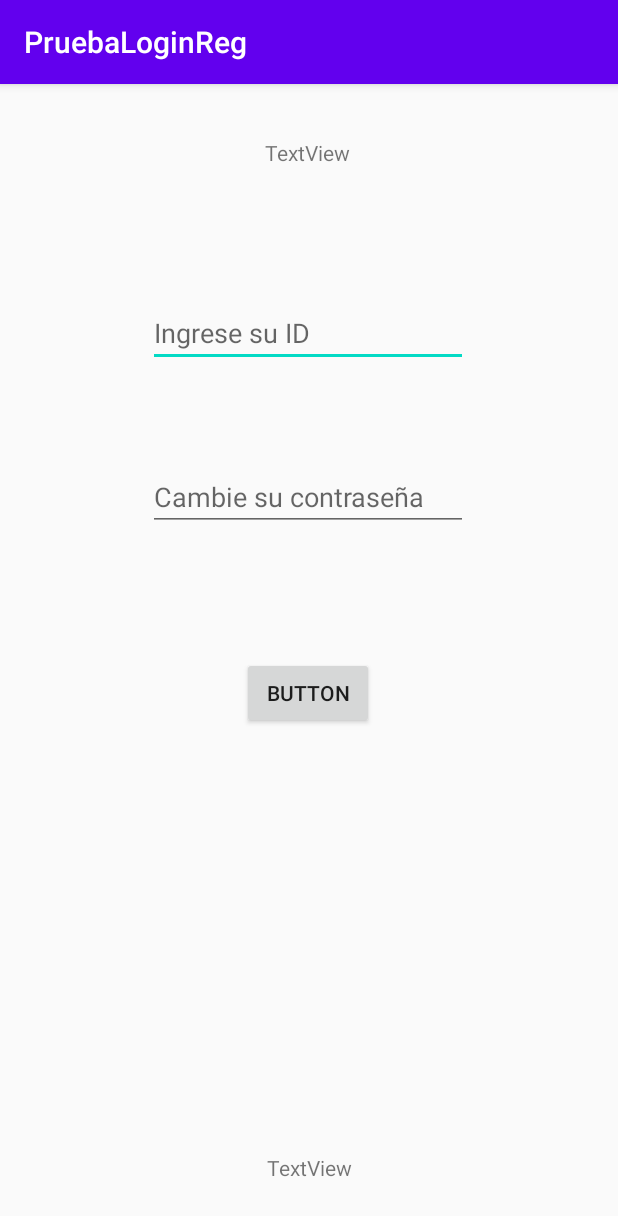
After one commit to abrahamluiss/pruebaLoginyRegistro, an Android app: the CambiasPassActivity screen opened directly, with no data from a screen before it, on a phone screen of 412 x 824 dp. The commit adds this screen. Shown: the top 1216 px of the screen. Run offline under Robolectric (Android 15) with nearby library versions, the phone set to English and light mode, and no system bars.

Commit message:
cambiar de contrasena

```diff
--- a/app/src/main/AndroidManifest.xml
+++ b/app/src/main/AndroidManifest.xml
@@ -12,8 +12,10 @@
         android:roundIcon="@mipmap/ic_launcher_round"
         android:supportsRtl="true"
         android:theme="@style/AppTheme">
-        <activity android:name=".ui.RegistroActivity"></activity>
+        <activity android:name=".ui.CambiarContraActivity"></activity>
+        <activity android:name=".ui.RegistroActivity" />
         <activity android:name=".ui.HomeActivity" />
+        <activity android:name=".ui.CambiasPassActivity" />
         <activity android:name=".ui.MainActivity">
             <intent-filter>
                 <action android:name="android.intent.action.MAIN" />
--- a/app/src/main/java/com/minitwitteres/pruebaloginreg/retrofit/pruebaServicio.java
+++ b/app/src/main/java/com/minitwitteres/pruebaloginreg/retrofit/pruebaServicio.java
@@ -4,6 +4,7 @@ import com.minitwitteres.pruebaloginreg.retrofit.respuesta.RespuestaLogin;
 import com.minitwitteres.pruebaloginreg.retrofit.respuesta.RespuestaRegistro;
 import com.minitwitteres.pruebaloginreg.retrofit.solicitar.SolicitarLogin;
 import com.minitwitteres.pruebaloginreg.retrofit.solicitar.SolicitarRegistro;
+import com.minitwitteres.pruebaloginreg.retrofit.solicitar.SolicitudCambiarPass;
 
 import retrofit2.Call;
 import retrofit2.http.Body;
@@ -18,4 +19,8 @@ public interface pruebaServicio {
     @POST("Usuario/Insert_Usuario.php")
     Call<RespuestaRegistro> doSignUp(@Body SolicitarRegistro solicitarRegistro);
 
+    @POST("Usuario/change_password.php")
+    Call<RespuestaRegistro> doChangePass(@Body SolicitudCambiarPass solicitudCambiarPass);
+
+
 }
--- /dev/null
+++ b/app/src/main/java/com/minitwitteres/pruebaloginreg/ui/CambiasPassActivity.java
@@ -0,0 +1,95 @@
+package com.minitwitteres.pruebaloginreg.ui;
+
+        import androidx.appcompat.app.AppCompatActivity;
+
+        import android.content.Intent;
+        import android.os.Bundle;
+        import android.view.View;
+        import android.widget.Button;
+        import android.widget.EditText;
+        import android.widget.TextView;
+        import android.widget.Toast;
+
+        import com.minitwitteres.pruebaloginreg.R;
+        import com.minitwitteres.pruebaloginreg.retrofit.pruebaClient;
+        import com.minitwitteres.pruebaloginreg.retrofit.pruebaServicio;
+        import com.minitwitteres.pruebaloginreg.retrofit.respuesta.RespuestaRegistro;
+        import com.minitwitteres.pruebaloginreg.retrofit.solicitar.SolicitudCambiarPass;
+
+        import retrofit2.Call;
+        import retrofit2.Callback;
+        import retrofit2.Response;
+
+public class CambiasPassActivity extends AppCompatActivity {
+
+    EditText edtID, edtPass;
+    Button btnCambiarPass;
+    TextView txtIrALogin;
+    pruebaClient _pruebaClient;
+    pruebaServicio _pruebaServicio;
+    @Override
+    protected void onCreate(Bundle savedInstanceState) {
+        super.onCreate(savedInstanceState);
+        setContentView(R.layout.activity_cambias_pass);
+        retrofit();
+        findView();
+        events();
+
+
+    }
+
+    private void findView() {
+        edtID = findViewById(R.id.edtChangeID);
+        edtPass = findViewById(R.id.edtChangePass);
+        btnCambiarPass = findViewById(R.id.btnConfirmarCambioPass);
+        txtIrALogin = findViewById(R.id.txtIrLogin);
+
+    }
+
+    private void retrofit() {
+        _pruebaClient = pruebaClient.getInstance();
+        _pruebaServicio = _pruebaClient.getPruebaServicio();
+
+    }
+    private void events() {
+        btnCambiarPass.setOnClickListener(new View.OnClickListener() {
+            @Override
+            public void onClick(View view) {
+                cambiarPass();
+            }
+        });
+
+    }
+
+    private void cambiarPass() {
+        Integer id = Integer.valueOf(edtID.getText().toString());
+        String pass = edtPass.getText().toString();
+       if(pass.isEmpty()){
+            edtPass.setError("Contraseña requerida");
+        } else {
+            SolicitudCambiarPass solicitudCambiarPass =new SolicitudCambiarPass(id, pass);
+            Call<RespuestaRegistro> call = _pruebaServicio.doChangePass(solicitudCambiarPass);
+            call.enqueue(new Callback<RespuestaRegistro>() {
+                @Override
+                public void onResponse(Call<RespuestaRegistro> call, Response<RespuestaRegistro> response) {
+                    if(response.isSuccessful()){
+                        Toast.makeText(CambiasPassActivity.this, "Sesion iniciada correctamente", Toast.LENGTH_SHORT).show();
+                        Intent i = new Intent(CambiasPassActivity.this, HomeActivity.class);
+                        startActivity(i);
+                        finish();
+                    }else{
+                        Toast.makeText(CambiasPassActivity.this, "Revise sus datos de acceso", Toast.LENGTH_SHORT).show();
+                    }
+                }
+
+                @Override
+                public void onFailure(Call<RespuestaRegistro> call, Throwable t) {
+                    Toast.makeText(CambiasPassActivity.this, "Problemas de conexion", Toast.LENGTH_SHORT).show();
+                }
+            });
+        }
+    }
+
+
+
+}
--- /dev/null
+++ b/app/src/main/res/layout/activity_cambias_pass.xml
@@ -0,0 +1,65 @@
+<?xml version="1.0" encoding="utf-8"?>
+<androidx.constraintlayout.widget.ConstraintLayout xmlns:android="http://schemas.android.com/apk/res/android"
+    xmlns:app="http://schemas.android.com/apk/res-auto"
+    xmlns:tools="http://schemas.android.com/tools"
+    android:layout_width="match_parent"
+    android:layout_height="match_parent"
+    tools:context=".ui.CambiasPassActivity">
+
+    <TextView
+        android:id="@+id/textView4"
+        android:layout_width="wrap_content"
+        android:layout_height="wrap_content"
+        android:layout_marginTop="36dp"
+        android:text="TextView"
+        app:layout_constraintEnd_toEndOf="parent"
+        app:layout_constraintHorizontal_bias="0.498"
+        app:layout_constraintStart_toStartOf="parent"
+        app:layout_constraintTop_toTopOf="parent" />
+
+    <EditText
+        android:id="@+id/edtChangeID"
+        android:layout_width="wrap_content"
+        android:layout_height="wrap_content"
+        android:layout_marginTop="88dp"
+        android:ems="10"
+        android:inputType="textPersonName"
+        android:hint="@string/ingrese_su_id"
+        app:layout_constraintEnd_toEndOf="@+id/textView4"
+        app:layout_constraintStart_toStartOf="@+id/textView4"
+        app:layout_constraintTop_toBottomOf="@+id/textView4" />
+
+    <EditText
+        android:id="@+id/edtChangePass"
+        android:layout_width="wrap_content"
+        android:layout_height="wrap_content"
+        android:layout_marginTop="64dp"
+        android:ems="10"
+        android:hint="@string/cambie_su_contrasena"
+        android:inputType="textPassword"
+        app:layout_constraintEnd_toEndOf="@+id/edtChangeID"
+        app:layout_constraintHorizontal_bias="0.0"
+        app:layout_constraintStart_toStartOf="@+id/edtChangeID"
+        app:layout_constraintTop_toBottomOf="@+id/edtChangeID" />
+
+    <Button
+        android:id="@+id/btnConfirmarCambioPass"
+        android:layout_width="wrap_content"
+        android:layout_height="wrap_content"
+        android:layout_marginTop="84dp"
+        android:text="Button"
+        app:layout_constraintEnd_toEndOf="@+id/edtChangePass"
+        app:layout_constraintStart_toStartOf="@+id/edtChangePass"
+        app:layout_constraintTop_toBottomOf="@+id/edtChangePass" />
+
+    <TextView
+        android:id="@+id/txtIrLogin"
+        android:layout_width="wrap_content"
+        android:layout_height="wrap_content"
+        android:text="TextView"
+        app:layout_constraintBottom_toBottomOf="parent"
+        app:layout_constraintEnd_toEndOf="parent"
+        app:layout_constraintStart_toStartOf="parent"
+        app:layout_constraintTop_toBottomOf="@+id/btnConfirmarCambioPass"
+        app:layout_constraintVertical_bias="0.886" />
+</androidx.constraintlayout.widget.ConstraintLayout>
--- a/app/src/main/res/values/strings.xml
+++ b/app/src/main/res/values/strings.xml
@@ -6,4 +6,6 @@
     <string name="telefono">Telefono</string>
     <string name="contrasena">Contraseña</string>
     <string name="registrarse">Registrarse</string>
+    <string name="ingrese_su_id">Ingrese su ID</string>
+    <string name="cambie_su_contrasena">Cambie su contraseña</string>
 </resources>
```
Also changed, not shown: app/src/main/java/com/minitwitteres/pruebaloginreg/retrofit/solicitar/SolicitudCambiarPass.java (added, +50 -0 lines), app/src/main/java/com/minitwitteres/pruebaloginreg/ui/CambiarContraActivity.java (added, +16 -0 lines), app/src/main/java/com/minitwitteres/pruebaloginreg/ui/MainActivity.java (+15 -1 lines), app/src/main/res/layout/activity_cambiar_contra.xml (added, +9 -0 lines), app/src/main/res/layout/activity_main.xml (+14 -2 lines).
